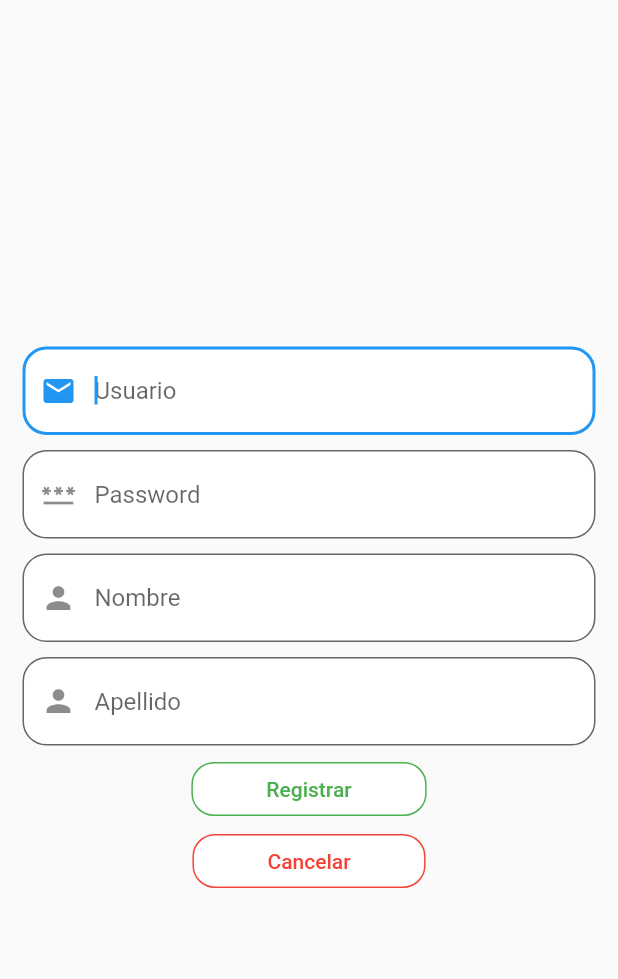
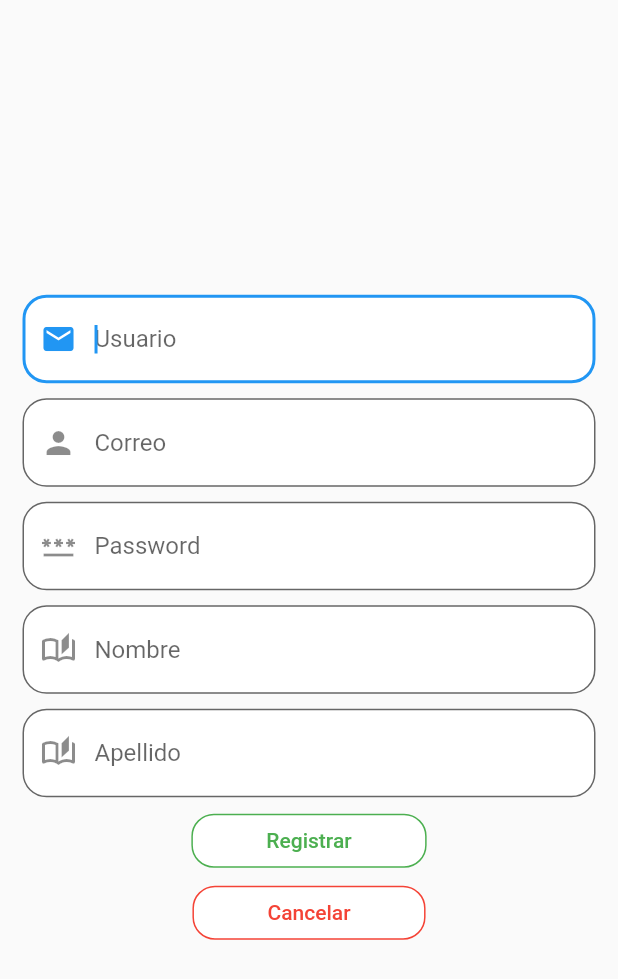
Before and after one commit to xMarlonGx/ProyectoElectiva3, a Flutter app: the Registro screen opened directly, on a phone screen of 412 x 824 dp. Shown: the top 979 px of the screen. Run offline on Flutter 3.47's test engine with Material 2 defaults, Android fonts, the phone set to English and light mode, and no system bars; our stand-ins replace cloud_firestore, firebase_core; missing offline and left inert: dart:ffi; accounts and stored records are empty.

```diff
--- a/valoracion_peliculas/lib/Pantallas/Registro.dart
+++ b/valoracion_peliculas/lib/Pantallas/Registro.dart
@@ -11,16 +11,17 @@ class _RegistroState extends State<Registro> {
   @override
   Widget build(BuildContext context) {
     return Scaffold(
-      body: Cuerpo(),
+      body: body(),
     );
   }
 
-  Widget Cuerpo() {
+  Widget body() {
     return Center(
       child: Column(
         mainAxisAlignment: MainAxisAlignment.center,
         children: <Widget>[
           Usuario(),
+          Correo(),
           Password(),
           Nombre(),
           Apellido(),
@@ -65,6 +66,21 @@ class _RegistroState extends State<Registro> {
     );
   }
 
+  Widget Correo() {
+    return Container(
+      padding: const EdgeInsets.symmetric(horizontal: 15, vertical: 5),
+      child: TextFormField(
+        decoration: InputDecoration(
+          hintText: "Correo",
+          fillColor: Colors.white,
+          filled: true,
+          border: OutlineInputBorder(borderRadius: BorderRadius.circular(16)),
+          prefixIcon: const Icon(Icons.person),
+        ),
+      ),
+    );
+  }
+
   Widget Nombre() {
     return Container(
       padding: const EdgeInsets.symmetric(horizontal: 15, vertical: 5),
@@ -74,7 +90,7 @@ class _RegistroState extends State<Registro> {
           fillColor: Colors.white,
           filled: true,
           border: OutlineInputBorder(borderRadius: BorderRadius.circular(16)),
-          prefixIcon: const Icon(Icons.person),
+          prefixIcon: const Icon(Icons.auto_stories_outlined),
         ),
       ),
     );
@@ -89,7 +105,7 @@ class _RegistroState extends State<Registro> {
           fillColor: Colors.white,
           filled: true,
           border: OutlineInputBorder(borderRadius: BorderRadius.circular(16)),
-          prefixIcon: const Icon(Icons.person),
+          prefixIcon: const Icon(Icons.auto_stories_outlined),
         ),
       ),
     );
--- a/valoracion_peliculas/lib/main.dart
+++ b/valoracion_peliculas/lib/main.dart
@@ -1,18 +1,46 @@
+import 'package:cloud_firestore/cloud_firestore.dart';
+import 'package:firebase_core/firebase_core.dart';
 import 'package:flutter/material.dart';
 import 'package:valoracion_peliculas/Pantallas/Principal.dart';
 
 void main() {
-  runApp(MyApp());
+  WidgetsFlutterBinding.ensureInitialized();
+  Firebase.initializeApp().then((value) {
+    runApp(myapppeliculas());
+  });
 }
 
-class MyApp extends StatefulWidget {
-  MyApp({Key? key}) : super(key: key);
+class myapppeliculas extends StatefulWidget {
+  myapppeliculas({Key? key}) : super(key: key);
 
   @override
-  State<MyApp> createState() => _MyAppState();
+  State<myapppeliculas> createState() => _myapppeliculasState();
 }
 
-class _MyAppState extends State<MyApp> {
+List Usuarios = [];
+
+class _myapppeliculasState extends State<myapppeliculas> {
+  @override
+  void initState() {
+    // TODO: implement initState
+    super.initState();
+
+    getUsuarios();
+  }
+
+  void getUsuarios() async {
+    CollectionReference collectionReference =
+        FirebaseFirestore.instance.collection("usuarios");
+
+    QuerySnapshot users = await collectionReference.get();
+
+    if (users.docs.length != 0) {
+      for (var docs in users.docs) {
+        Usuarios.add(docs.data());
+      }
+    }
+  }
+
   @override
   Widget build(BuildContext context) {
     return MaterialApp(
--- a/valoracion_peliculas/pubspec.yaml
+++ b/valoracion_peliculas/pubspec.yaml
@@ -34,6 +34,8 @@ dependencies:
   # The following adds the Cupertino Icons font to your application.
   # Use with the CupertinoIcons class for iOS style icons.
   cupertino_icons: ^1.0.2
+  firebase_core:
+  cloud_firestore:
 
 dev_dependencies:
   flutter_test:
```
Also changed, not shown: valoracion_peliculas/lib/Pantallas/Menu.dart (+5 -9 lines), valoracion_peliculas/lib/Pantallas/Principal.dart (+84 -6 lines), valoracion_peliculas/pubspec.lock, 4 other files.
